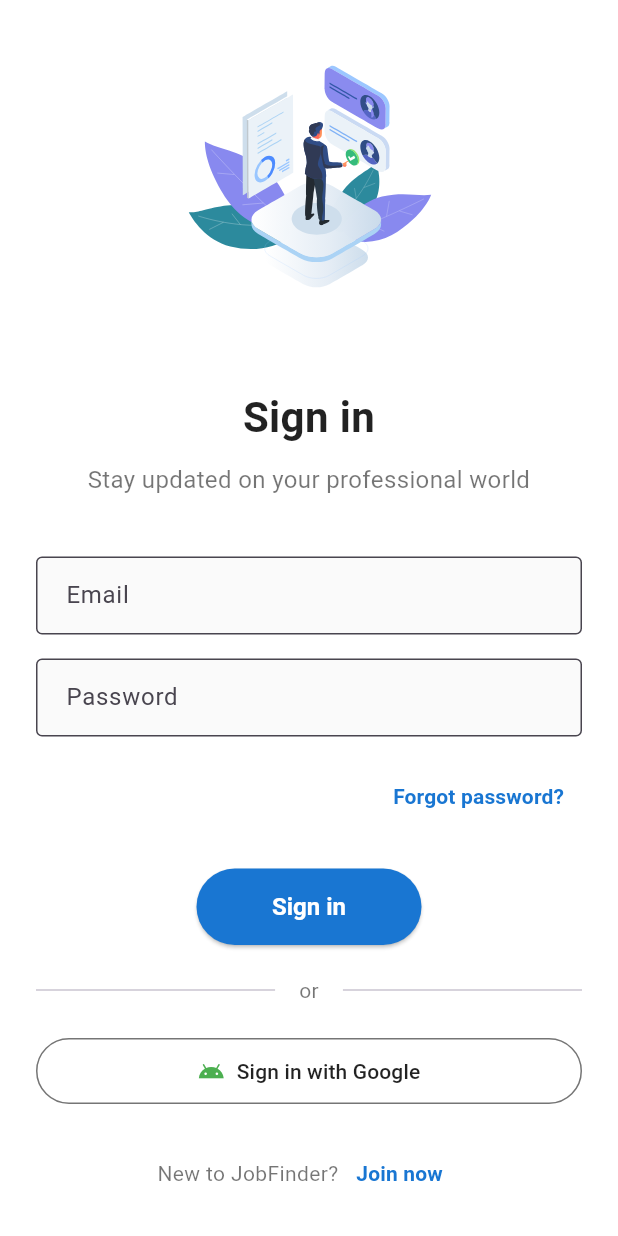
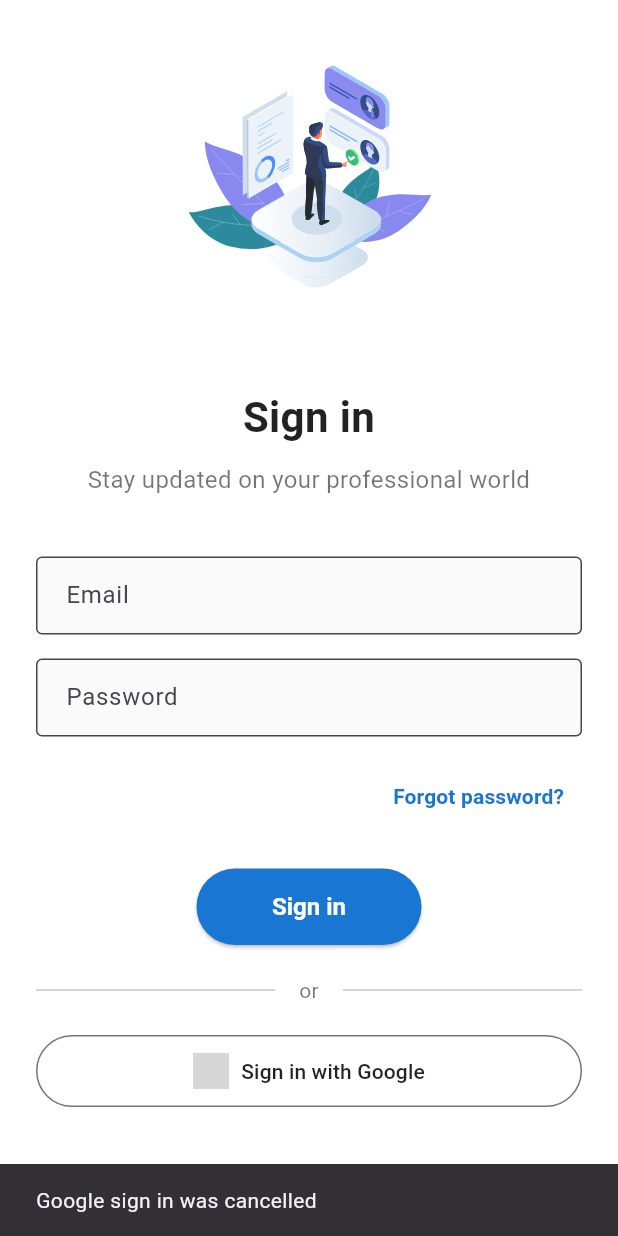
Before and after one commit to Saksham0205/reswipe, a Flutter app: the screen it shows after launch, after a tap on "Sign in with Google", on a phone screen of 412 x 824 dp. Run offline on Flutter 3.47's test engine with Material 3 defaults, Android fonts, the phone set to English and light mode, and no system bars; our stand-ins replace cached_network_image, cloud_firestore, file_picker, firebase_auth, firebase_core, firebase_storage and 9 more; missing offline and left inert: syncfusion_flutter_pdf; accounts and stored records are empty; network calls fail; project files that could hold a hidden picture were left out; grey boxes are pictures that could not be loaded.

Commit message:
google sign in and web app

```diff
--- a/lib/auth/login_screen.dart
+++ b/lib/auth/login_screen.dart
@@ -1,6 +1,7 @@
 import 'package:flutter/material.dart';
 import 'package:firebase_auth/firebase_auth.dart';
 import 'package:lottie/lottie.dart';
+import '../services/firestore_service.dart';
 import 'registration_screen.dart';
 
 class LoginScreen extends StatefulWidget {
@@ -9,10 +10,30 @@ class LoginScreen extends StatefulWidget {
 }
 
 class _LoginScreenState extends State<LoginScreen> {
+  final AuthService _authService = AuthService();
   final _formKey = GlobalKey<FormState>();
   String _email = '';
   String _password = '';
   bool _isLoading = false;
+
+  Future<void> _handleGoogleSignIn() async {
+    setState(() => _isLoading = true);
+    try {
+      final UserCredential? userCredential = await _authService.signInWithGoogle();
+      if (userCredential == null) {
+        ScaffoldMessenger.of(context).showSnackBar(
+          SnackBar(content: Text('Google sign in was cancelled')),
+        );
+      }
+      // Navigation will be handled by AuthWrapper
+    } catch (e) {
+      ScaffoldMessenger.of(context).showSnackBar(
+        SnackBar(content: Text('Failed to sign in with Google: $e')),
+      );
+    } finally {
+      setState(() => _isLoading = false);
+    }
+  }
 
   void _tryLogin() async {
     if (_formKey.currentState!.validate()) {
@@ -139,11 +160,12 @@ class _LoginScreenState extends State<LoginScreen> {
                   ),
                   SizedBox(height: 20),
                   OutlinedButton.icon(
-                    icon: Icon(Icons.android, color: Colors.green),
+                    icon: Image.network(
+                      'https://img.icons8.com/?size=100&id=17949&format=png&color=000000',
+                      height: 24.0,
+                    ),
                     label: Text('Sign in with Google'),
-                    onPressed: () {
-                      // Handle Google Sign-In
-                    },
+                    onPressed: _isLoading ? null : _handleGoogleSignIn,
                     style: OutlinedButton.styleFrom(
                       foregroundColor: Colors.black87,
                       padding: EdgeInsets.symmetric(vertical: 12),
--- a/lib/main.dart
+++ b/lib/main.dart
@@ -3,12 +3,15 @@ import 'package:firebase_core/firebase_core.dart';
 import 'package:reswipe/home_screen/company_home_screen.dart';
 import 'auth/auth_wrapper.dart';
 import 'auth/login_screen.dart';
+import 'firebase_options.dart';
 import 'home_screen/job_seeker_home_screen.dart';
 
 
 void main() async {
   WidgetsFlutterBinding.ensureInitialized();
-  await Firebase.initializeApp();
+  await Firebase.initializeApp(
+    options: DefaultFirebaseOptions.currentPlatform,
+  );
   runApp(JobFinderApp());
 }
 
--- a/lib/services/firestore_service.dart
+++ b/lib/services/firestore_service.dart
@@ -1,5 +1,6 @@
 import 'package:cloud_firestore/cloud_firestore.dart';
 import 'package:firebase_auth/firebase_auth.dart';
+import 'package:google_sign_in/google_sign_in.dart';
 import '../models/company_model/applications.dart';
 import '../models/company_model/job.dart';
 import '../models/user_model/applicant.dart';
@@ -7,6 +8,46 @@ import '../models/user_model/applicant.dart';
 class AuthService {
   final FirebaseAuth _auth = FirebaseAuth.instance;
   final FirebaseFirestore _firestore = FirebaseFirestore.instance;
+  final GoogleSignIn _googleSignIn = GoogleSignIn();
+
+
+  Future<UserCredential?> signInWithGoogle() async {
+    try {
+      // Trigger the authentication flow
+      final GoogleSignInAccount? googleUser = await _googleSignIn.signIn();
+
+      if (googleUser == null) return null;
+
+      // Obtain the auth details from the request
+      final GoogleSignInAuthentication googleAuth = await googleUser.authentication;
+
+      // Create a new credential
+      final credential = GoogleAuthProvider.credential(
+        accessToken: googleAuth.accessToken,
+        idToken: googleAuth.idToken,
+      );
+
+      // Sign in to Firebase with the Google credential
+      final UserCredential userCredential = await _auth.signInWithCredential(credential);
+
+      // Check if this is a new user
+      if (userCredential.additionalUserInfo?.isNewUser ?? false) {
+        // Create a new user document in Firestore
+        await _firestore.collection('users').doc(userCredential.user!.uid).set({
+          'name': userCredential.user!.displayName,
+          'email': userCredential.user!.email,
+          'role': 'job_seeker', // Default role for Google sign-in
+          'photoURL': userCredential.user!.photoURL,
+          'createdAt': FieldValue.serverTimestamp(),
+        });
+      }
+
+      return userCredential;
+    } catch (e) {
+      print('Error signing in with Google: $e');
+      return null;
+    }
+  }
 
   Future<String?> getCurrentUserId() async {
     return _auth.currentUser?.uid;
@@ -44,7 +85,15 @@ class AuthService {
   Stream<User?> get userStream => _auth.authStateChanges();
 
   Future<void> signOut() async {
-    await _auth.signOut();
+    try {
+      await Future.wait([
+        _auth.signOut(),
+        _googleSignIn.signOut(),
+      ]);
+    } catch (e) {
+      print('Error signing out: $e');
+      throw e;
+    }
   }
 
   // Applicant-related methods
--- a/pubspec.yaml
+++ b/pubspec.yaml
@@ -42,6 +42,8 @@ dependencies:
   syncfusion_flutter_pdf: ^27.1.57
   firebase_app_check: ^0.3.1+4
   cupertino_icons: ^1.0.8
+  firebase_core_web: ^2.18.1
+  google_sign_in: ^6.2.2
 
 dev_dependencies:
   flutter_test:
```
Also changed, not shown: firebase.json, lib/firebase_options.dart, pubspec.lock, 2 other files.
